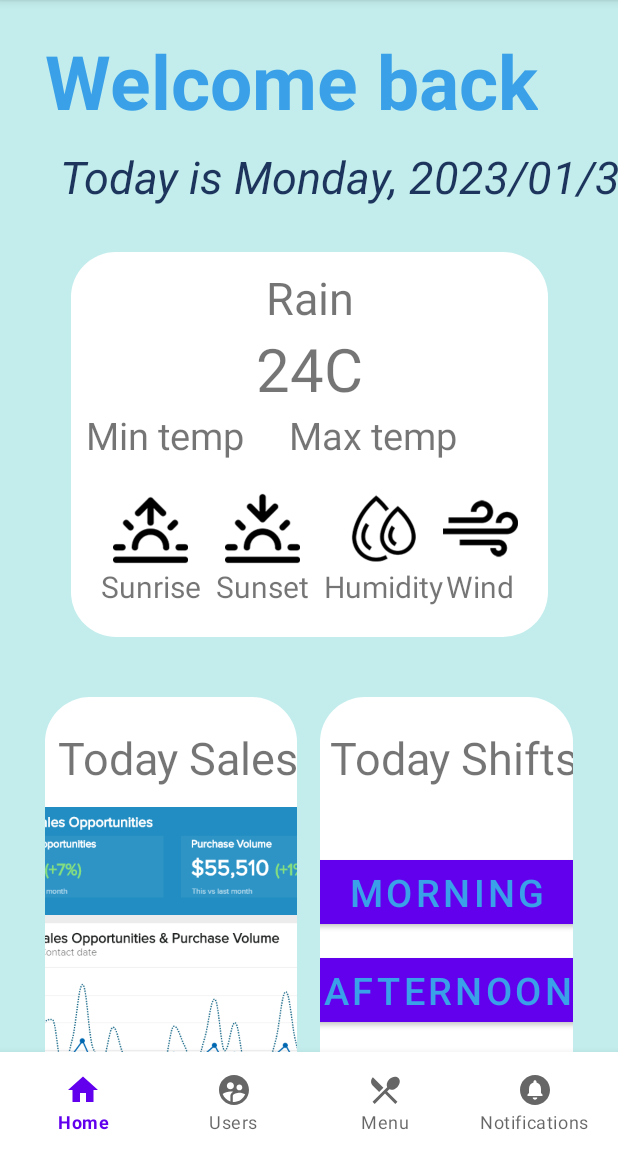
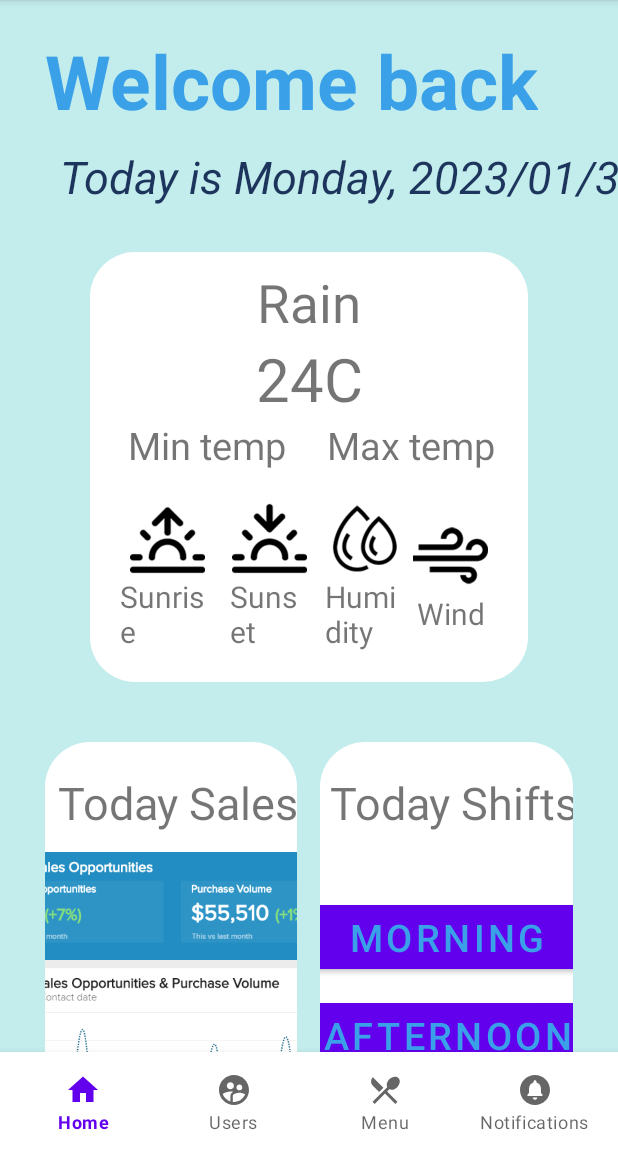
Before and after one commit to TranThiLanAnhRikai/POSAPP, an Android app: the fragment MainMenuFragment shown on its own in the app's theme, on a phone screen of 412 x 824 dp, the part 84-1236 px from its top. Run offline under Robolectric (Android 15) with nearby library versions, the phone set to English and light mode, and no system bars; our stand-ins replace data binding; Roboto replaces fonts that are not available here; 1 statement that could not run was skipped.

Commit message:
code for getting and showing weather info added

```diff
--- a/app/src/main/java/com/example/pos/FirstLoginFragment.kt
+++ b/app/src/main/java/com/example/pos/FirstLoginFragment.kt
@@ -78,11 +78,11 @@ class FirstLoginFragment : Fragment() {
                     Log.d(TAG, "1user ${loginViewModel.user.value}")
                     loginViewModel.inputFirstCode.value = ""
                     if (destination == Destination.NON_STAFF) {
-
+        findNavController().navigate((R.id.action_firstLoginFragment_to_orderFragment))
                         findNavController().navigate(R.id.action_firstLoginFragment_to_secondLoginFragment)
                     } else {*/
-        findNavController().navigate((R.id.action_firstLoginFragment_to_orderFragment))
 
+        findNavController().navigate(R.id.action_firstLoginFragment_to_secondLoginFragment)
                    /* }
                 }
             })
--- a/app/src/main/java/com/example/pos/model/MainMenuViewModel.kt
+++ b/app/src/main/java/com/example/pos/model/MainMenuViewModel.kt
@@ -1,6 +1,14 @@
-package com.example.pos_admin.model
+package com.example.pos.model
 
+import android.content.ContentValues.TAG
+import android.util.Log
+import androidx.lifecycle.LiveData
+import androidx.lifecycle.MutableLiveData
 import androidx.lifecycle.ViewModel
+import androidx.lifecycle.viewModelScope
+import kotlinx.coroutines.launch
+import com.example.pos.network.PosApi
+import com.example.pos.network.WeatherInfo
 import java.text.SimpleDateFormat
 import java.util.*
 
@@ -11,21 +19,23 @@ class MainMenuViewModel: ViewModel() {
 
     private val dateFormat = SimpleDateFormat("EEEE, yyyy/MM/dd")
     val formattedDateTime: String = dateFormat.format(currentDateTime)
+    val result = MutableLiveData<WeatherInfo>()
+    // The internal MutableLiveData that stores the status of the most recent request
+    private val _status = MutableLiveData<String>()
 
-/*    val API: String = "6a238ea1bff80bfc12ddc7be3d2a0641"
-    val CITY: String = "Tokyo,jp"
-    val url = "https://api.openweathermap.org/data/2.5/weather?q=$CITY&units=metric&appid=$API"
-
-    val jsonString = url.readText()
-    val jsonObj = JSONObject(jsonString)
-    val main = jsonObj.getJSONObject("main")
-    val sys = jsonObj.getJSONObject("sys")
-    val wind = jsonObj.getJSONObject("wind")
-    val weather = jsonObj.getJSONArray("weather").getJSONObject(0)
-    val temp = main.getString("temp")+"°C"
-    val tempMin = "Min Temp: " + main.getString("temp_min")+"°C"
-    val tempMax = "Max Temp: " + main.getString("temp_max")+"°C"
-    val windSpeed = wind.getString("speed")
-    val humidity = main.getString("humidity")*/
+    // The external immutable LiveData for the request status
+    val status: LiveData<String> = _status
+    fun getWeatherInfo(): MutableLiveData<WeatherInfo> {
+        viewModelScope.launch {
+            try {
+                result.value = PosApi.retrofitService.getWeather()
+                Log.d(TAG, "weather $result")
+                _status.value = "Success retrieved"
+            } catch (e: Exception) {
+                _status.value = "Failure: ${e.message}"
+            }
+        }
+        return result
+    }
 
 }
--- /dev/null
+++ b/app/src/main/java/com/example/pos/network/PosApiService.kt
@@ -0,0 +1,24 @@
+package com.example.pos.network
+import com.squareup.moshi.Moshi
+import retrofit2.Retrofit
+import retrofit2.converter.moshi.MoshiConverterFactory
+import retrofit2.http.GET
+
+
+private const val BASE_URL = "https://api.openweathermap.org/data/2.5/"
+private val moshi = Moshi.Builder()
+    .add(com.squareup.moshi.kotlin.reflect.KotlinJsonAdapterFactory())
+    .build()
+private val retrofit = Retrofit.Builder()
+    .addConverterFactory(MoshiConverterFactory.create(moshi))
+    .baseUrl(BASE_URL)
+    .build()
+
+interface PosApiService {
+    @GET("weather?q=Tokyo,jp&units=metric&appid=6a238ea1bff80bfc12ddc7be3d2a0641")
+    suspend fun getWeather(): WeatherInfo
+}
+
+object PosApi {
+    val retrofitService: PosApiService by lazy { retrofit.create(PosApiService::class.java) }
+}
--- a/app/src/main/java/network/PosApiService.kt
+++ /dev/null
@@ -1,3 +0,0 @@
-package network
-
-class PosApiService
--- a/app/src/main/res/layout/fragment_main_menu.xml
+++ b/app/src/main/res/layout/fragment_main_menu.xml
@@ -3,13 +3,16 @@
     xmlns:app="http://schemas.android.com/apk/res-auto"
     xmlns:tools="http://schemas.android.com/tools"
     tools:context=".StartFragment">
+
     <data>
+
         <variable
             name="mainMenuViewModel"
-              type="com.example.pos_admin.model.MainMenuViewModel" />
+            type="com.example.pos.model.MainMenuViewModel" />
+
         <variable
             name="mainMenuFragment"
-            type="com.example.pos_admin.MainMenuFragment" />
+            type="com.example.pos.MainMenuFragment" />
 
     </data>
 
@@ -24,37 +27,41 @@
             android:layout_height="wrap_content"
             android:layout_alignParentTop="true"
             android:layout_marginTop="20dp">
+
             <TextView
                 android:id="@+id/welcom_text"
                 android:layout_width="wrap_content"
                 android:layout_height="wrap_content"
-                app:layout_constraintLeft_toLeftOf="parent"
+                android:layout_marginLeft="30dp"
                 android:text="Welcome back"
-                android:layout_marginLeft="30dp"
+                android:textColor="@color/dark_blue"
                 android:textSize="50sp"
                 android:textStyle="bold"
-                android:textColor="@color/dark_blue"
-                app:layout_constraintTop_toTopOf="parent"/>
+                app:layout_constraintLeft_toLeftOf="parent"
+                app:layout_constraintTop_toTopOf="parent" />
+
             <TextView
                 android:id="@+id/date_time"
                 android:layout_width="wrap_content"
                 android:layout_height="wrap_content"
                 android:layout_marginStart="40dp"
                 android:layout_marginTop="10dp"
+                android:text="@{@string/current_date_time(mainMenuViewModel.formattedDateTime)}"
+                android:textColor="#1d355c"
                 android:textSize="30sp"
                 android:textStyle="italic"
-                android:text="@{@string/current_date_time(mainMenuViewModel.formattedDateTime)}"
-                android:textColor="#1d355c"
                 app:layout_constraintLeft_toLeftOf="parent"
-                app:layout_constraintTop_toBottomOf="@+id/welcom_text"/>
+                app:layout_constraintTop_toBottomOf="@+id/welcom_text" />
 
             <androidx.constraintlayout.widget.ConstraintLayout
-                android:layout_width="wrap_content"
+                android:layout_width="match_parent"
                 android:layout_height="wrap_content"
                 android:layout_marginTop="30dp"
                 android:background="@drawable/weather_info_background"
                 app:layout_constraintEnd_toEndOf="parent"
                 app:layout_constraintLeft_toLeftOf="parent"
+                android:layout_marginRight="60dp"
+                android:layout_marginLeft="60dp"
                 app:layout_constraintStart_toStartOf="parent"
                 app:layout_constraintTop_toBottomOf="@+id/date_time">
 
@@ -62,9 +69,9 @@
                     android:id="@+id/weather_condition"
                     android:layout_width="wrap_content"
                     android:layout_height="wrap_content"
+                    android:paddingTop="10dp"
                     android:text="Rain"
-                    android:textSize="30sp"
-                    android:paddingTop="10dp"
+                    android:textSize="35sp"
                     app:layout_constraintEnd_toEndOf="parent"
                     app:layout_constraintRight_toRightOf="parent"
                     app:layout_constraintStart_toStartOf="parent"
@@ -80,50 +87,57 @@
                     app:layout_constraintEnd_toEndOf="parent"
                     app:layout_constraintStart_toStartOf="parent"
                     app:layout_constraintTop_toBottomOf="@+id/weather_condition" />
+
                 <LinearLayout
                     android:id="@+id/min_max_temp"
                     android:layout_width="match_parent"
                     android:layout_height="wrap_content"
+                    android:gravity="center"
                     android:orientation="horizontal"
                     android:paddingLeft="10dp"
                     android:paddingRight="10dp"
-                        app:layout_constraintTop_toBottomOf="@+id/weather_temp"
-                        android:gravity="center">
+                    android:weightSum="2"
+                    app:layout_constraintLeft_toLeftOf="parent"
+                    app:layout_constraintRight_toRightOf="parent"
+                    app:layout_constraintTop_toBottomOf="@+id/weather_temp">
+
                     <TextView
                         android:id="@+id/temp_min"
-                            android:layout_width="wrap_content"
+                        android:layout_width="0dp"
                         android:layout_height="wrap_content"
                         android:text="Min temp"
-                            android:textSize="25sp">
-                        </TextView>
-                        <Space
-                            android:layout_width="30dp"
-                            android:layout_height="wrap_content"></Space>
+                        android:gravity="center"
+                        android:layout_weight="1"
+                        android:textSize="25sp"/>
+
                     <TextView
                         android:id="@+id/temp_max"
-                            android:layout_width="wrap_content"
+                        android:layout_width="0dp"
                         android:layout_height="wrap_content"
                         android:text="Max temp"
-                            android:textSize="25sp">
-                        </TextView>
+                        android:gravity="center"
+                        android:layout_weight="1"
+                        android:textSize="25sp"/>
 
                 </LinearLayout>
 
                 <LinearLayout
-                    android:layout_width="wrap_content"
+                    android:layout_width="match_parent"
                     android:layout_height="wrap_content"
+                    android:layout_margin="20dp"
                     android:gravity="center"
                     android:orientation="horizontal"
+                    android:paddingBottom="20dp"
+                    android:weightSum="4"
                     app:layout_constraintEnd_toEndOf="parent"
                     app:layout_constraintStart_toStartOf="parent"
-                    android:layout_margin="20dp"
-                    android:paddingBottom="20dp"
                     app:layout_constraintTop_toBottomOf="@+id/min_max_temp">
 
                     <LinearLayout
                         android:layout_width="match_parent"
                         android:layout_height="wrap_content"
                         android:gravity="center"
+                        android:layout_weight="1"
                         android:orientation="vertical">
 
                         <ImageView
@@ -136,6 +150,7 @@
                             android:layout_height="match_parent" />
 
                         <TextView
+                            android:id="@+id/sunrise"
                             android:layout_width="wrap_content"
                             android:layout_height="wrap_content"
                             android:text="Sunrise"
@@ -146,6 +161,7 @@
                         android:layout_width="match_parent"
                         android:layout_height="wrap_content"
                         android:gravity="center"
+                        android:layout_weight="1"
                         android:orientation="vertical"
                         android:paddingLeft="10dp">
 
@@ -159,6 +175,7 @@
                             android:layout_height="match_parent" />
 
                         <TextView
+                            android:id="@+id/sunset"
                             android:layout_width="wrap_content"
                             android:layout_height="wrap_content"
                             android:text="Sunset"
@@ -168,6 +185,7 @@
                     <LinearLayout
                         android:layout_width="match_parent"
                         android:layout_height="wrap_content"
+                        android:layout_weight="1"
                         android:gravity="center"
                         android:orientation="vertical"
                         android:paddingLeft="10dp">
@@ -182,6 +200,7 @@
                             android:layout_height="match_parent" />
 
                         <TextView
+                            android:id="@+id/humidity"
                             android:layout_width="wrap_content"
                             android:layout_height="wrap_content"
                             android:text="Humidity"
@@ -191,6 +210,7 @@
                     <LinearLayout
                         android:layout_width="match_parent"
                         android:layout_height="wrap_content"
+                        android:layout_weight="1"
                         android:gravity="center"
                         android:orientation="vertical">
 
@@ -204,6 +224,7 @@
                             android:layout_height="match_parent" />
 
                         <TextView
+                            android:id="@+id/wind"
                             android:layout_width="wrap_content"
                             android:layout_height="wrap_content"
                             android:text="Wind"
@@ -217,10 +238,10 @@
         <LinearLayout
             android:layout_width="match_parent"
             android:layout_height="wrap_content"
+            android:layout_below="@+id/datetime_weather_view"
+            android:layout_marginLeft="20dp"
             android:layout_marginTop="40dp"
-            android:layout_marginLeft="20dp"
             android:layout_marginRight="20dp"
-            android:layout_below="@+id/datetime_weather_view"
             android:orientation="horizontal">
 
             <androidx.constraintlayout.widget.ConstraintLayout
@@ -258,23 +279,23 @@
 
                 <androidx.appcompat.widget.AppCompatButton
                     android:id="@+id/go_to_sales_analysis_btn"
+                    style="@android:style/Widget.Button"
                     android:layout_width="wrap_content"
                     android:layout_height="60dp"
                     android:layout_gravity="center"
+                    android:layout_marginBottom="10dp"
+                    android:layout_weight="1"
+                    android:background="@color/light_blue"
+                    android:onClick="@{() -> mainMenuFragment.toSalesAnalysisFragment()}"
                     android:padding="10dp"
+                    android:text="Sales Analysis"
                     android:textColor="@color/dark_blue"
-                    android:onClick="@{() -> mainMenuFragment.toSalesAnalysisFragment()}"
-                    android:text="Sales Analysis"
-                    style="@android:style/Widget.Button"
+                    android:textSize="30sp"
                     android:textStyle="bold"
-                    android:background="@color/light_blue"
-                    android:layout_weight="1"
-                    app:layout_constraintTop_toBottomOf="@id/sales_graph"
+                    app:layout_constraintBottom_toBottomOf="parent"
                     app:layout_constraintLeft_toLeftOf="parent"
                     app:layout_constraintRight_toRightOf="parent"
-                    app:layout_constraintBottom_toBottomOf="parent"
-                    android:layout_marginBottom="10dp"
-                    android:textSize="30sp"/>
+                    app:layout_constraintTop_toBottomOf="@id/sales_graph" />
             </androidx.constraintlayout.widget.ConstraintLayout>
 
             <androidx.constraintlayout.widget.ConstraintLayout
@@ -301,12 +322,12 @@
                     app:layout_constraintTop_toTopOf="parent" />
 
                 <LinearLayout
-                    android:layout_marginTop="10dp"
                     android:id="@+id/today_shifts"
                     android:layout_width="wrap_content"
                     android:layout_height="250dp"
+                    android:layout_marginTop="10dp"
+                    android:gravity="center"
                     android:orientation="vertical"
-                    android:gravity="center"
                     app:layout_constraintLeft_toLeftOf="parent"
                     app:layout_constraintRight_toRightOf="parent"
                     app:layout_constraintTop_toBottomOf="@+id/today_shifts_text">
@@ -325,39 +346,40 @@
                         android:layout_width="200dp"
                         android:layout_height="wrap_content"
                         android:layout_margin="5dp"
+                        android:text="Afternoon"
                         android:textColor="@color/dark_blue"
-                        android:text="Afternoon"
                         android:textSize="25sp" />
 
                     <Button
                         android:id="@+id/noon_shift"
-                        android:layout_margin="5dp"
                         android:layout_width="200dp"
                         android:layout_height="wrap_content"
+                        android:layout_margin="5dp"
+                        android:text="Noon"
                         android:textColor="@color/dark_blue"
-                        android:text="Noon"
                         android:textSize="25sp" />
 
                 </LinearLayout>
+
                 <androidx.appcompat.widget.AppCompatButton
                     android:id="@+id/go_to_shifts_btn"
+                    style="@android:style/Widget.Button"
                     android:layout_width="wrap_content"
                     android:layout_height="60dp"
                     android:layout_gravity="center"
+                    android:layout_marginBottom="10dp"
+                    android:layout_weight="1"
+                    android:background="@color/light_blue"
+                    android:onClick="@{() -> mainMenuFragment.toShiftsFragment()}"
                     android:padding="10dp"
+                    android:text="Shifts"
                     android:textColor="@color/dark_blue"
-                    android:onClick="@{() -> mainMenuFragment.toShiftsFragment()}"
-                    android:text="Shifts"
-                    style="@android:style/Widget.Button"
+                    android:textSize="30sp"
                     android:textStyle="bold"
-                    android:background="@color/light_blue"
-                    android:layout_weight="1"
-                    app:layout_constraintTop_toBottomOf="@id/today_shifts"
+                    app:layout_constraintBottom_toBottomOf="parent"
                     app:layout_constraintLeft_toLeftOf="parent"
                     app:layout_constraintRight_toRightOf="parent"
-                    app:layout_constraintBottom_toBottomOf="parent"
-                    android:layout_marginBottom="10dp"
-                    android:textSize="30sp"/>
+                    app:layout_constraintTop_toBottomOf="@id/today_shifts" />
 
             </androidx.constraintlayout.widget.ConstraintLayout>
         </LinearLayout>
@@ -367,13 +389,12 @@
             android:layout_width="match_parent"
             android:layout_height="wrap_content"
             android:layout_alignParentBottom="true"
+            android:layout_marginTop="10dp"
+            android:layout_weight="1"
             android:padding="5dp"
-            android:layout_marginTop="10dp"
             android:paddingBottom="10dp"
-            android:layout_weight="1"
             app:labelVisibilityMode="labeled"
             app:layout_constraintHorizontal_bias="0.5"
-            app:menu="@menu/bottom_nav_menu">
-        </com.google.android.material.bottomnavigation.BottomNavigationView>
+            app:menu="@menu/bottom_nav_menu"></com.google.android.material.bottomnavigation.BottomNavigationView>
     </RelativeLayout>
 </layout>
--- a/app/src/main/res/navigation/nav_graph.xml
+++ b/app/src/main/res/navigation/nav_graph.xml
@@ -35,7 +35,7 @@
     </fragment>
     <fragment
         android:id="@+id/mainMenuFragment"
-        android:name="com.example.pos_admin.MainMenuFragment"
+        android:name="com.example.pos.MainMenuFragment"
         android:label="Main Menu"
         tools:layout="@layout/fragment_main_menu">
         <action
```
Also changed, not shown: app/build.gradle (+5 -4 lines), app/src/main/java/com/example/pos/MainMenuFragment.kt (+38 -2 lines), app/src/main/java/com/example/pos/network/WeatherInfo.kt (added, +31 -0 lines). Lines whose indentation alone changed are shown as unchanged.
